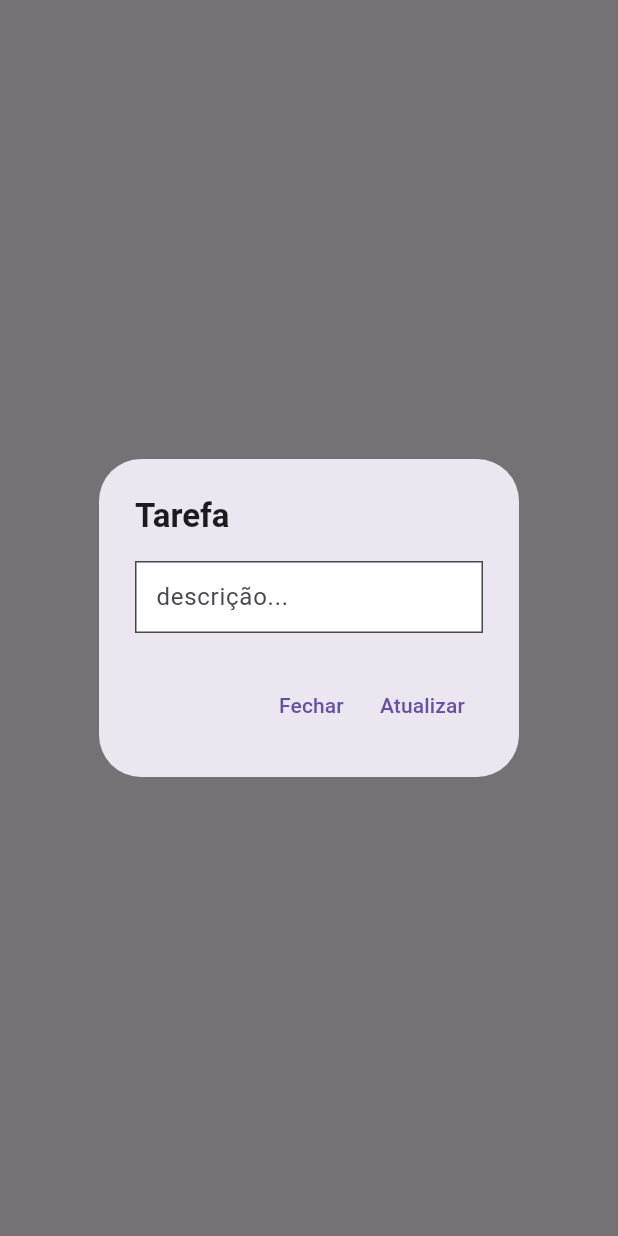
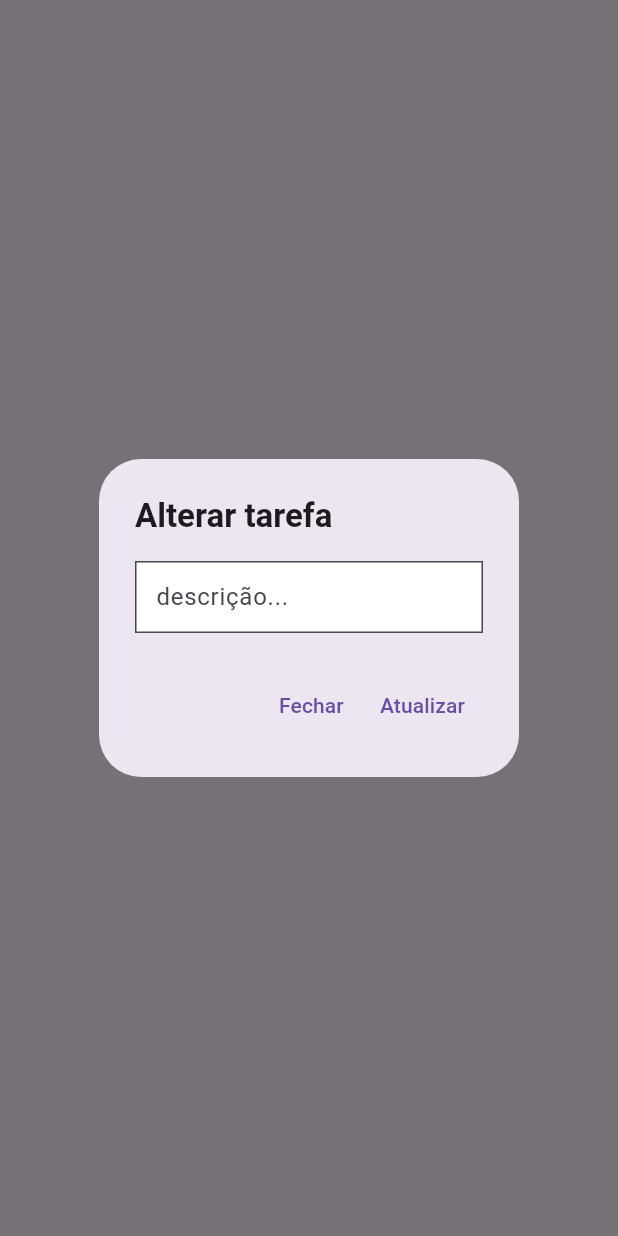
Before and after one commit to JacoRochadev/todo_ulist, a Flutter app: what show() shows on an empty page, opened directly with empty values, on a phone screen of 412 x 824 dp. Run offline on Flutter 3.47's test engine with Material 3 defaults, Android fonts, the phone set to English and light mode, and no system bars; our stand-ins replace cloud_firestore, equatable, firebase_core, flutter_mobx, flutter_modular, mobx; accounts and stored records are empty; generated files the repository leaves out were written again.

Commit message:
Add initial value to CustomTextFieldWidget and update TaskPageUpdateTaskDialog

```diff
--- a/lib/core/widgets/custom_text_field_widget.dart
+++ b/lib/core/widgets/custom_text_field_widget.dart
@@ -2,6 +2,7 @@ import 'package:flutter/material.dart';
 
 class CustomTextFieldWidget extends StatelessWidget {
   final String hint;
+  final String initialValue;
   final String? Function(String?)? validator;
   final TextEditingController? textEditingController;
   final TextInputType keyboardType;
@@ -13,11 +14,13 @@ class CustomTextFieldWidget extends StatelessWidget {
     required this.keyboardType,
     this.onChanged,
     this.validator,
+    this.initialValue = '',
   });
 
   @override
   Widget build(BuildContext context) {
     return TextFormField(
+      initialValue: initialValue,
       onChanged: onChanged,
       validator: validator,
       keyboardType: keyboardType,
--- a/lib/features/tasks/presentation/pages/task_page.dart
+++ b/lib/features/tasks/presentation/pages/task_page.dart
@@ -56,6 +56,7 @@ class _TaskPageState extends State<TaskPage> {
                               element: element,
                               updateItem: () {
                                 TaskPageUpdateTaskDialog.show(
+                                  description: element.description,
                                   context: context,
                                   onUpdateTask: (value) async {
                                     await widget.controller
--- a/lib/features/tasks/presentation/widgets/task_page_add_task_dialog.dart
+++ b/lib/features/tasks/presentation/widgets/task_page_add_task_dialog.dart
@@ -56,7 +56,7 @@ class _TaskPageAddTaskDialogState extends State<TaskPageAddTaskDialog> {
   Widget build(BuildContext context) {
     return AlertDialog(
       title: Text(
-        'Tarefa',
+        'Nova tarefa',
         style: Theme.of(context).textTheme.titleLarge!.copyWith(
               fontWeight: FontWeight.bold,
             ),
--- a/lib/features/tasks/presentation/widgets/task_page_update_task_dialog.dart
+++ b/lib/features/tasks/presentation/widgets/task_page_update_task_dialog.dart
@@ -7,18 +7,22 @@ class TaskPageUpdateTaskDialog extends StatefulWidget {
   const TaskPageUpdateTaskDialog({
     super.key,
     required this.onUpdateTask,
+    required this.description,
   });
   final ValueChanged<TaskModel> onUpdateTask;
+  final String description;
 
   static Future<void> show({
     required BuildContext context,
     required ValueChanged<TaskModel> onUpdateTask,
+    required String description,
   }) {
     return showAdaptiveDialog(
       context: context,
       builder: (BuildContext context) {
         return TaskPageUpdateTaskDialog(
           onUpdateTask: onUpdateTask,
+          description: description,
         );
       },
     );
@@ -55,7 +59,7 @@ class _TaskPageUpdateTaskDialogState extends State<TaskPageUpdateTaskDialog> {
   Widget build(BuildContext context) {
     return AlertDialog(
       title: Text(
-        'Tarefa',
+        'Alterar tarefa',
         style: Theme.of(context).textTheme.titleLarge!.copyWith(
               fontWeight: FontWeight.bold,
             ),
@@ -63,6 +67,7 @@ class _TaskPageUpdateTaskDialogState extends State<TaskPageUpdateTaskDialog> {
       content: Form(
         key: _formKey,
         child: CustomTextFieldWidget(
+          initialValue: widget.description,
           validator: descriptionValidator,
           hint: 'descrição...',
           keyboardType: TextInputType.text,
```
